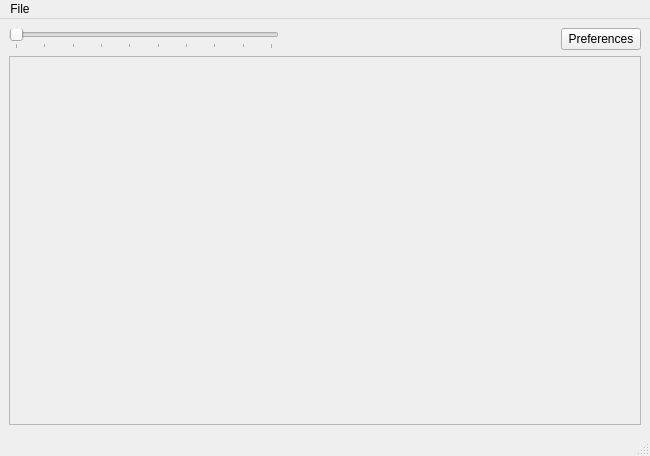
maxscheurer/pycontact, file gui.ui: the form before one commit.
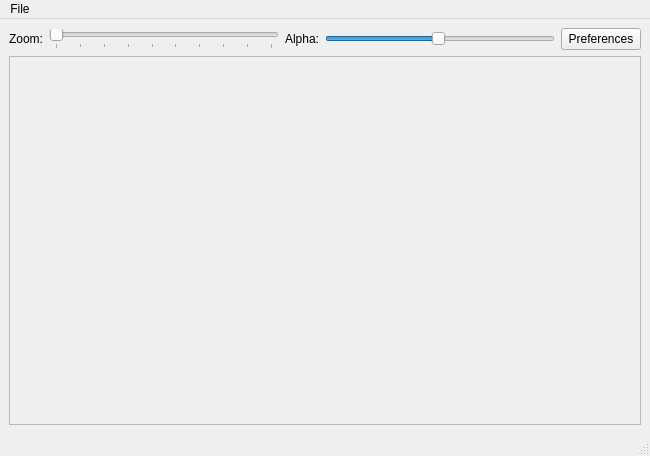
The form after the commit.

Commit message: alpha slider

What changed in the file:
```diff
--- a/gui.ui
+++ b/gui.ui
@@ -15,10 +15,71 @@
   </property>
   <widget class="QWidget" name="centralwidget">
    <layout class="QGridLayout" name="gridLayout">
+    <item row="0" column="4">
+     <widget class="QPushButton" name="openPreferencesButton">
+      <property name="sizePolicy">
+       <sizepolicy hsizetype="Fixed" vsizetype="Fixed">
+        <horstretch>0</horstretch>
+        <verstretch>0</verstretch>
+       </sizepolicy>
+      </property>
+      <property name="text">
+       <string>Preferences</string>
+      </property>
+     </widget>
+    </item>
+    <item row="0" column="2">
+     <widget class="QLabel" name="alphaSliderLabel">
+      <property name="sizePolicy">
+       <sizepolicy hsizetype="Fixed" vsizetype="Preferred">
+        <horstretch>0</horstretch>
+        <verstretch>0</verstretch>
+       </sizepolicy>
+      </property>
+      <property name="text">
+       <string>Alpha:</string>
+      </property>
+     </widget>
+    </item>
+    <item row="0" column="3">
+     <widget class="QSlider" name="alphaSlider">
+      <property name="sizePolicy">
+       <sizepolicy hsizetype="Expanding" vsizetype="Fixed">
+        <horstretch>0</horstretch>
+        <verstretch>0</verstretch>
+       </sizepolicy>
+      </property>
+      <property name="minimum">
+       <number>1</number>
+      </property>
+      <property name="maximum">
+       <number>100</number>
+      </property>
+      <property name="sliderPosition">
+       <number>50</number>
+      </property>
+      <property name="orientation">
+       <enum>Qt::Horizontal</enum>
+      </property>
+     </widget>
+    </item>
     <item row="0" column="0">
+     <widget class="QLabel" name="zoomSliderLabel">
+      <property name="sizePolicy">
+       <sizepolicy hsizetype="Fixed" vsizetype="Preferred">
+        <horstretch>0</horstretch>
+        <verstretch>0</verstretch>
+       </sizepolicy>
+      </property>
+      <property name="text">
+       <string>Zoom:</string>
+      </property>
+     </widget>
+    </item>
+    <item row="0" column="1">
      <widget class="QSlider" name="mergeSlider">
       <property name="sizePolicy">
-       <sizepolicy hsizetype="Preferred" vsizetype="Fixed">
+       <sizepolicy hsizetype="Expanding" vsizetype="Fixed">
         <horstretch>0</horstretch>
         <verstretch>0</verstretch>
        </sizepolicy>
@@ -46,7 +107,7 @@
       </property>
      </widget>
     </item>
-    <item row="2" column="0" colspan="3">
+    <item row="2" column="0" colspan="5">
      <widget class="QScrollArea" name="scrollArea">
       <property name="sizeAdjustPolicy">
        <enum>QAbstractScrollArea::AdjustIgnored</enum>
@@ -66,35 +127,6 @@
       </widget>
      </widget>
     </item>
-    <item row="0" column="1">
-     <spacer name="horizontalSpacer">
-      <property name="orientation">
-       <enum>Qt::Horizontal</enum>
-      </property>
-      <property name="sizeType">
-       <enum>QSizePolicy::Minimum</enum>
-      </property>
-      <property name="sizeHint" stdset="0">
-       <size>
-        <width>0</width>
-        <height>0</height>
-       </size>
-      </property>
-     </spacer>
-    </item>
-    <item row="0" column="2">
-     <widget class="QPushButton" name="openPreferencesButton">
-      <property name="sizePolicy">
-       <sizepolicy hsizetype="Fixed" vsizetype="Fixed">
-        <horstretch>0</horstretch>
-        <verstretch>0</verstretch>
-       </sizepolicy>
-      </property>
-      <property name="text">
-       <string>Preferences</string>
-      </property>
-     </widget>
-    </item>
    </layout>
   </widget>
   <widget class="QMenuBar" name="menubar">
```
The commit also changes 4 other files.
